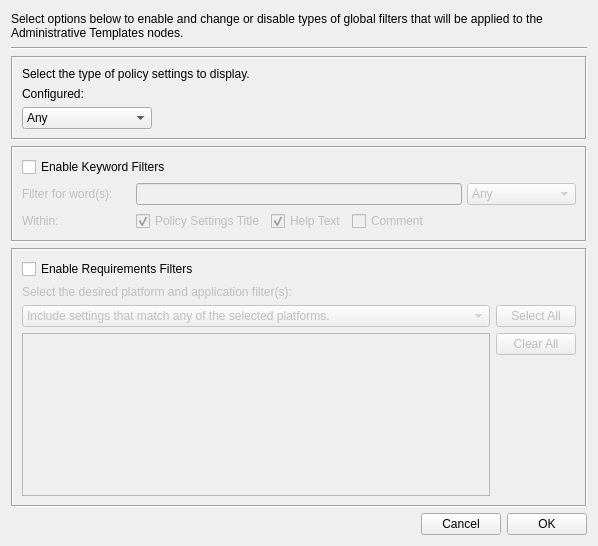
This is src/plugins/administrative_templates/ui/templatefilterdialog.ui in august-alt/gpui as Qt 5 draws it before an edit. The edited form follows.
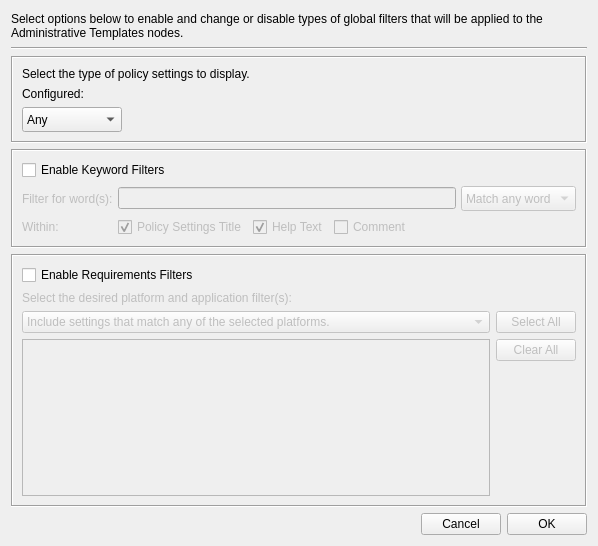
This is the edited form.

```diff
--- a/src/plugins/administrative_templates/ui/templatefilterdialog.ui
+++ b/src/plugins/administrative_templates/ui/templatefilterdialog.ui
@@ -11,7 +11,7 @@
    </rect>
   </property>
   <property name="sizePolicy">
-   <sizepolicy hsizetype="Fixed" vsizetype="Fixed">
+   <sizepolicy hsizetype="Fixed" vsizetype="MinimumExpanding">
     <horstretch>0</horstretch>
     <verstretch>0</verstretch>
    </sizepolicy>
@@ -24,8 +24,8 @@
   </property>
   <property name="maximumSize">
    <size>
-    <width>598</width>
-    <height>546</height>
+    <width>897</width>
+    <height>900</height>
    </size>
   </property>
   <property name="windowTitle">
@@ -34,6 +34,12 @@
   <layout class="QGridLayout" name="gridLayout_4">
    <item row="2" column="0" colspan="3">
     <widget class="QFrame" name="selectFrame">
+     <property name="sizePolicy">
+      <sizepolicy hsizetype="Preferred" vsizetype="Fixed">
+       <horstretch>0</horstretch>
+       <verstretch>0</verstretch>
+      </sizepolicy>
+     </property>
      <property name="frameShape">
       <enum>QFrame::Box</enum>
      </property>
@@ -60,10 +66,16 @@
       </item>
       <item row="2" column="0">
        <widget class="QComboBox" name="configuredComboBox">
+        <property name="sizePolicy">
+         <sizepolicy hsizetype="Fixed" vsizetype="Fixed">
+          <horstretch>0</horstretch>
+          <verstretch>0</verstretch>
+         </sizepolicy>
+        </property>
         <property name="minimumSize">
          <size>
-          <width>130</width>
-          <height>0</height>
+          <width>100</width>
+          <height>25</height>
          </size>
         </property>
         <property name="maximumSize">
@@ -110,6 +122,12 @@
    </item>
    <item row="4" column="0" colspan="3">
     <widget class="QFrame" name="requireFrame">
+     <property name="sizePolicy">
+      <sizepolicy hsizetype="Preferred" vsizetype="Expanding">
+       <horstretch>0</horstretch>
+       <verstretch>0</verstretch>
+      </sizepolicy>
+     </property>
      <property name="frameShape">
       <enum>QFrame::Box</enum>
      </property>
@@ -154,11 +172,14 @@
          <item row="2" column="0" rowspan="3">
           <widget class="QTreeView" name="platformTreeView">
            <property name="sizePolicy">
-            <sizepolicy hsizetype="Expanding" vsizetype="MinimumExpanding">
+            <sizepolicy hsizetype="Expanding" vsizetype="Expanding">
              <horstretch>0</horstretch>
              <verstretch>0</verstretch>
             </sizepolicy>
            </property>
+           <property name="sortingEnabled">
+            <bool>false</bool>
+           </property>
            <attribute name="headerVisible">
             <bool>false</bool>
            </attribute>
@@ -235,6 +256,12 @@
    </item>
    <item row="3" column="0" colspan="3">
     <widget class="QFrame" name="kwordFrame">
+     <property name="sizePolicy">
+      <sizepolicy hsizetype="Preferred" vsizetype="Fixed">
+       <horstretch>0</horstretch>
+       <verstretch>0</verstretch>
+      </sizepolicy>
+     </property>
      <property name="frameShape">
       <enum>QFrame::Box</enum>
      </property>
@@ -309,6 +336,12 @@
          </item>
          <item row="0" column="0">
           <widget class="QLabel" name="keywordLabel">
+           <property name="sizePolicy">
+            <sizepolicy hsizetype="Fixed" vsizetype="Preferred">
+             <horstretch>0</horstretch>
+             <verstretch>0</verstretch>
+            </sizepolicy>
+           </property>
            <property name="text">
             <string>Filter for word(s):</string>
            </property>
@@ -329,12 +362,27 @@
          </item>
          <item row="0" column="4">
           <widget class="QComboBox" name="keywordComboBox">
+           <property name="sizePolicy">
+            <sizepolicy hsizetype="Fixed" vsizetype="Fixed">
+             <horstretch>0</horstretch>
+             <verstretch>0</verstretch>
+            </sizepolicy>
+           </property>
+           <property name="minimumSize">
+            <size>
+             <width>80</width>
+             <height>25</height>
+            </size>
+           </property>
            <property name="editable">
             <bool>false</bool>
            </property>
+           <property name="currentText">
+            <string>Match any word</string>
+           </property>
            <item>
             <property name="text">
-             <string>Any</string>
+             <string>Match any word</string>
             </property>
            </item>
            <item>
@@ -363,7 +411,14 @@
           </widget>
          </item>
          <item row="0" column="1" colspan="3">
-          <widget class="QLineEdit" name="keywordLineEdit"/>
+          <widget class="QLineEdit" name="keywordLineEdit">
+           <property name="sizePolicy">
+            <sizepolicy hsizetype="Preferred" vsizetype="Fixed">
+             <horstretch>0</horstretch>
+             <verstretch>0</verstretch>
+            </sizepolicy>
+           </property>
+          </widget>
          </item>
          <item row="1" column="2">
           <widget class="QCheckBox" name="helpCheckBox">
```
Left out of the diff: 4 changed lines with no effect on the pictures.
